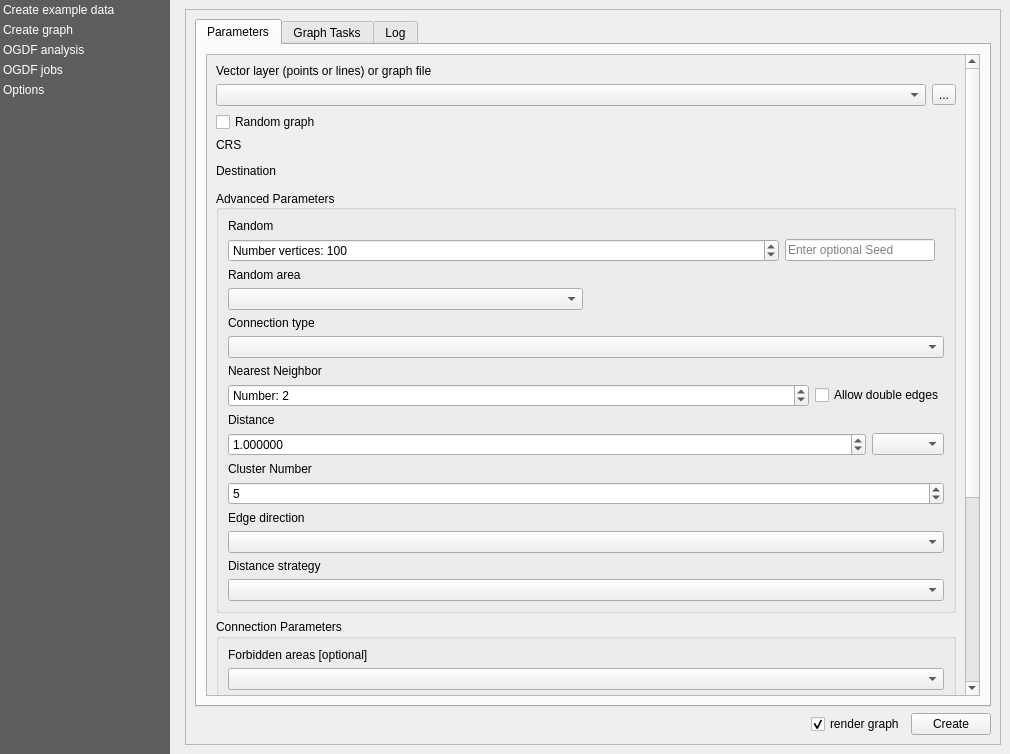
The window that views/PluginDialog.ui (S-P-A-N-N-E-R-S/Frontend) describes before a commit, drawn with Qt 5.
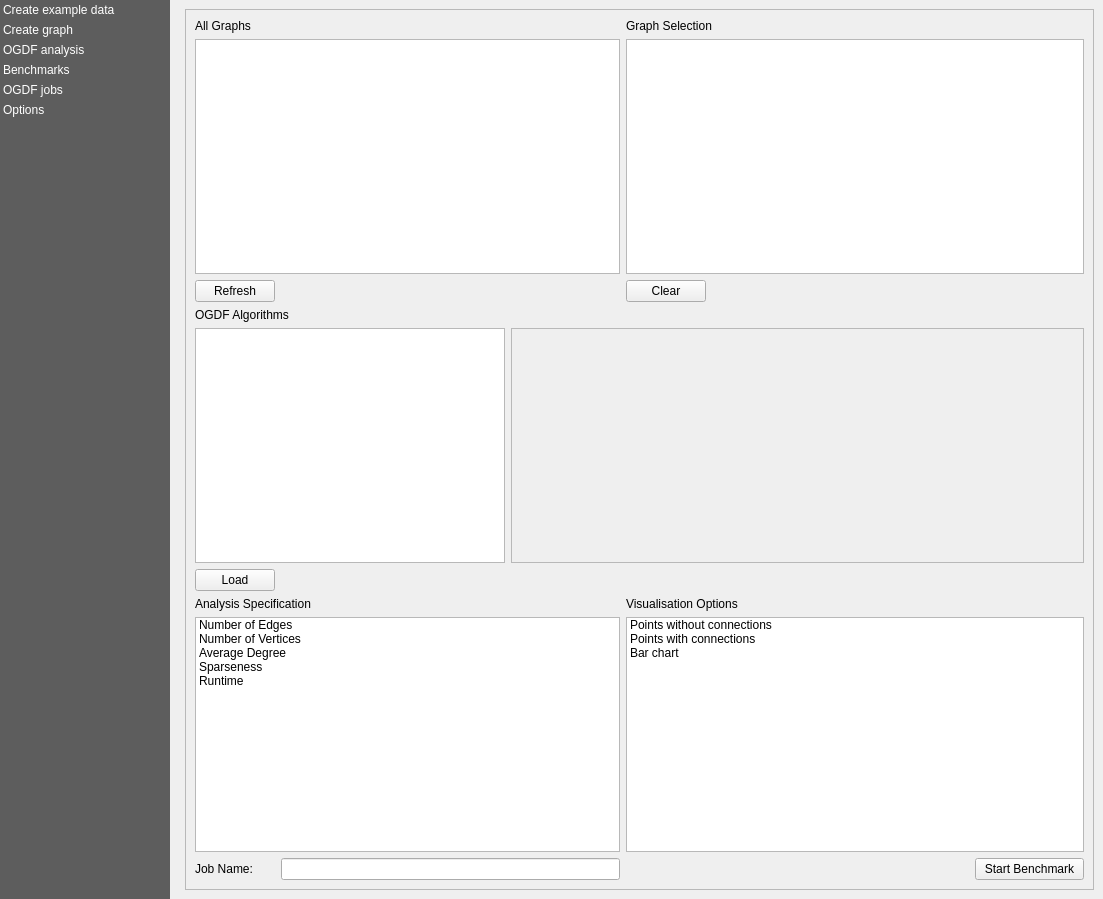
The same window after the commit. Custom widgets are drawn as their Qt base class.

What changed in the file:
```diff
--- a/views/PluginDialog.ui
+++ b/views/PluginDialog.ui
@@ -9,8 +9,8 @@
    <rect>
     <x>0</x>
     <y>0</y>
-    <width>1010</width>
-    <height>754</height>
+    <width>1103</width>
+    <height>899</height>
    </rect>
   </property>
   <property name="windowTitle">
@@ -115,6 +115,11 @@
        <string>OGDF analysis</string>
       </property>
      </item>
+     <item>
+      <property name="text">
+       <string>Benchmarks</string>
+      </property>
+     </item>
      <item>
       <property name="text">
        <string>OGDF jobs</string>
@@ -140,8 +145,8 @@
           <rect>
            <x>0</x>
            <y>0</y>
-           <width>814</width>
-           <height>734</height>
+           <width>907</width>
+           <height>879</height>
           </rect>
          </property>
          <property name="minimumSize">
@@ -166,7 +171,7 @@
           <item>
            <widget class="QStackedWidget" name="stacked_content_views">
             <property name="currentIndex">
-             <number>1</number>
+             <number>3</number>
             </property>
             <widget class="QWidget" name="create_example_data">
              <property name="sizePolicy">
@@ -298,8 +303,8 @@
                         <rect>
                          <x>0</x>
                          <y>0</y>
-                         <width>756</width>
-                         <height>1082</height>
+                         <width>351</width>
+                         <height>1086</height>
                         </rect>
                        </property>
                        <layout class="QVBoxLayout" name="verticalLayout_18">
@@ -1411,6 +1416,259 @@
               </item>
              </layout>
             </widget>
+            <widget class="QWidget" name="benchmarks">
+             <property name="sizePolicy">
+              <sizepolicy hsizetype="Fixed" vsizetype="Fixed">
+               <horstretch>0</horstretch>
+               <verstretch>0</verstretch>
+              </sizepolicy>
+             </property>
+             <layout class="QGridLayout" name="gridLayout">
+              <item row="0" column="0">
+               <widget class="QLabel" name="label">
+                <property name="text">
+                 <string>All Graphs</string>
+                </property>
+               </widget>
+              </item>
+              <item row="8" column="1" colspan="3">
+               <widget class="QLineEdit" name="lineEdit">
+                <property name="sizePolicy">
+                 <sizepolicy hsizetype="Preferred" vsizetype="Preferred">
+                  <horstretch>0</horstretch>
+                  <verstretch>0</verstretch>
+                 </sizepolicy>
+                </property>
+                <property name="text">
+                 <string/>
+                </property>
+               </widget>
+              </item>
+              <item row="2" column="4" colspan="2">
+               <widget class="QPushButton" name="clear_graph_selection">
+                <property name="sizePolicy">
+                 <sizepolicy hsizetype="Fixed" vsizetype="Fixed">
+                  <horstretch>0</horstretch>
+                  <verstretch>0</verstretch>
+                 </sizepolicy>
+                </property>
+                <property name="text">
+                 <string>Clear</string>
+                </property>
+               </widget>
+              </item>
+              <item row="1" column="4" colspan="4">
+               <widget class="QListWidget" name="graph_selection">
+                <property name="sizePolicy">
+                 <sizepolicy hsizetype="Expanding" vsizetype="Expanding">
+                  <horstretch>0</horstretch>
+                  <verstretch>0</verstretch>
+                 </sizepolicy>
+                </property>
+                <property name="dragDropMode">
+                 <enum>QAbstractItemView::DropOnly</enum>
+                </property>
+                <property name="selectionMode">
+                 <enum>QAbstractItemView::ExtendedSelection</enum>
+                </property>
+               </widget>
+              </item>
+              <item row="6" column="0" colspan="4">
+               <widget class="QLabel" name="label_4">
+                <property name="text">
+                 <string>Analysis Specification</string>
+                </property>
+               </widget>
+              </item>
+              <item row="4" column="0" colspan="3">
+               <widget class="QListWidget" name="ogdf_algorithms">
+                <property name="editTriggers">
+                 <set>QAbstractItemView::DoubleClicked|QAbstractItemView::EditKeyPressed|QAbstractItemView::SelectedClicked</set>
+                </property>
+               </widget>
+              </item>
+              <item row="2" column="0">
+               <widget class="QPushButton" name="refresh_all_graphs">
+                <property name="sizePolicy">
+                 <sizepolicy hsizetype="Fixed" vsizetype="Fixed">
+                  <horstretch>0</horstretch>
+                  <verstretch>0</verstretch>
+                 </sizepolicy>
+                </property>
+                <property name="text">
+                 <string>Refresh</string>
+                </property>
+               </widget>
+              </item>
+              <item row="0" column="4" colspan="2">
+               <widget class="QLabel" name="label_2">
+                <property name="sizePolicy">
+                 <sizepolicy hsizetype="Fixed" vsizetype="Fixed">
+                  <horstretch>0</horstretch>
+                  <verstretch>0</verstretch>
+                 </sizepolicy>
+                </property>
+                <property name="text">
+                 <string>Graph Selection</string>
+                </property>
+               </widget>
+              </item>
+              <item row="6" column="4">
+               <widget class="QLabel" name="label_5">
+                <property name="text">
+                 <string>Visualisation Options</string>
+                </property>
+               </widget>
+              </item>
+              <item row="8" column="0">
+               <widget class="QLabel" name="label_6">
+                <property name="text">
+                 <string>Job Name:</string>
+                </property>
+               </widget>
+              </item>
+              <item row="1" column="0" colspan="4">
+               <widget class="QListWidget" name="all_graphs">
+                <property name="dragDropMode">
+                 <enum>QAbstractItemView::DragOnly</enum>
+                </property>
+                <property name="selectionMode">
+                 <enum>QAbstractItemView::ExtendedSelection</enum>
+                </property>
+               </widget>
+              </item>
+              <item row="8" column="7">
+               <widget class="QPushButton" name="start_benchmark">
+                <property name="text">
+                 <string>Start Benchmark</string>
+                </property>
+               </widget>
+              </item>
+              <item row="3" column="0" colspan="5">
+               <widget class="QLabel" name="label_3">
+                <property name="text">
+                 <string>OGDF Algorithms</string>
+                </property>
+               </widget>
+              </item>
+              <item row="7" column="4" colspan="4">
+               <widget class="QListWidget" name="visualisation_options">
+                <property name="sizePolicy">
+                 <sizepolicy hsizetype="Expanding" vsizetype="Expanding">
+                  <horstretch>0</horstretch>
+                  <verstretch>0</verstretch>
+                 </sizepolicy>
+                </property>
+                <item>
+                 <property name="text">
+                  <string>Points without connections</string>
+                 </property>
+                 <property name="checkState">
+                  <enum>Unchecked</enum>
+                 </property>
+                </item>
+                <item>
+                 <property name="text">
+                  <string>Points with connections</string>
+                 </property>
+                 <property name="checkState">
+                  <enum>Unchecked</enum>
+                 </property>
+                </item>
+                <item>
+                 <property name="text">
+                  <string>Bar chart</string>
+                 </property>
+                 <property name="checkState">
+                  <enum>Unchecked</enum>
+                 </property>
+                </item>
+               </widget>
+              </item>
+              <item row="7" column="0" colspan="4">
+               <widget class="QListWidget" name="analysis_specification">
+                <item>
+                 <property name="text">
+                  <string>Number of Edges</string>
+                 </property>
+                 <property name="checkState">
+                  <enum>Unchecked</enum>
+                 </property>
+                 <property name="flags">
+                  <set>ItemIsSelectable|ItemIsEditable|ItemIsDragEnabled|ItemIsUserCheckable|ItemIsEnabled</set>
+                 </property>
+                </item>
+                <item>
+                 <property name="text">
+                  <string>Number of Vertices</string>
+                 </property>
+                 <property name="checkState">
+                  <enum>Unchecked</enum>
+                 </property>
+                </item>
+                <item>
+                 <property name="text">
+                  <string>Average Degree</string>
+                 </property>
+                 <property name="checkState">
+                  <enum>Unchecked</enum>
+                 </property>
+                </item>
+                <item>
+                 <property name="text">
+                  <string>Sparseness</string>
+                 </property>
+                 <property name="checkState">
+                  <enum>Unchecked</enum>
+                 </property>
+                </item>
+                <item>
+                 <property name="text">
+                  <string>Runtime</string>
+                 </property>
+                 <property name="checkState">
+                  <enum>Unchecked</enum>
+                 </property>
+                </item>
+               </widget>
+              </item>
+              <item row="4" column="3" colspan="5">
+               <widget class="QScrollArea" name="ogdf_parameters_area">
+                <property name="sizePolicy">
+                 <sizepolicy hsizetype="Expanding" vsizetype="Expanding">
+                  <horstretch>0</horstretch>
+                  <verstretch>0</verstretch>
+                 </sizepolicy>
+                </property>
+                <property name="font">
+                 <font>
+                  <pointsize>11</pointsize>
+                 </font>
+                </property>
+                <property name="widgetResizable">
+                 <bool>true</bool>
+                </property>
+                <widget class="QWidget" name="ogdf_parameters">
+                 <property name="geometry">
+                  <rect>
+                   <x>0</x>
+                   <y>0</y>
+                   <width>589</width>
+                   <height>227</height>
+                  </rect>
+                 </property>
+                </widget>
+               </widget>
+              </item>
+              <item row="5" column="0">
+               <widget class="QPushButton" name="load_parameters">
+                <property name="text">
+                 <string>Load</string>
+                </property>
+               </widget>
+              </item>
+             </layout>
+            </widget>
             <widget class="QWidget" name="ogdf_jobs">
              <property name="enabled">
               <bool>true</bool>
```
Left out of the diff: 4 changed lines with no effect on the pictures.
